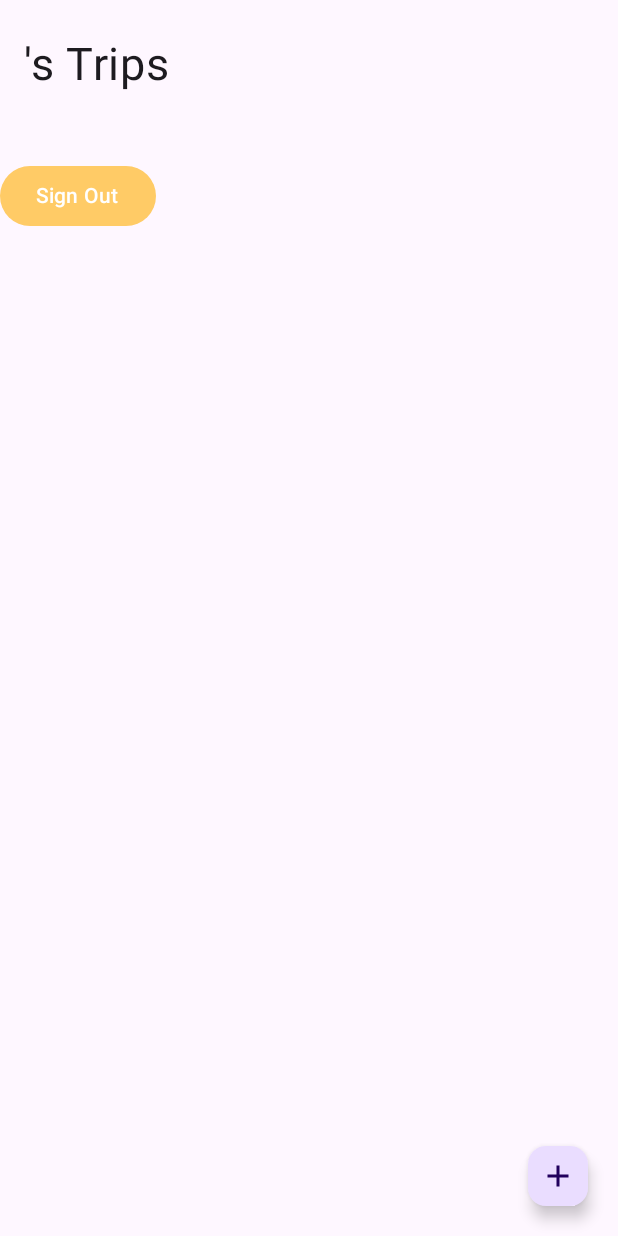
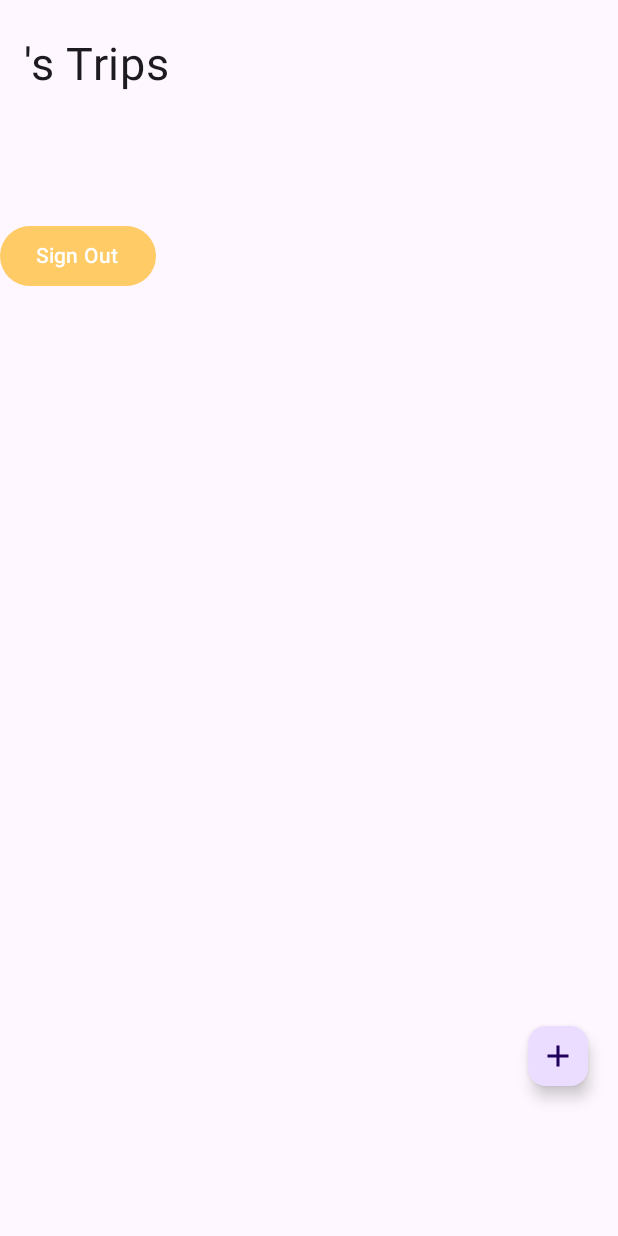
Before and after one commit to mashrurchowdhury/TripWise, an Android app built with Jetpack Compose: the DashboardScreen screen opened through its navigation route, on a phone screen of 412 x 824 dp. Run offline under Robolectric (Android 15) with nearby library versions, the phone set to English and light mode, and no system bars; our stand-ins replace Dagger/Hilt's generated code, Firebase (no records; nobody signed in at launch, a user with empty details on screens opened directly).

Commit message:
fix padding on screens, make room for bottom nav bar

```diff
--- a/app/src/main/java/com/example/tripwise/ui/screens/DashboardScreen.kt
+++ b/app/src/main/java/com/example/tripwise/ui/screens/DashboardScreen.kt
@@ -43,16 +43,18 @@ fun DashboardScreen(
     }
 
     Scaffold(
+        modifier = modifier,
         floatingActionButton = {
             SmallFloatingActionButton(
+                modifier = modifier,
                 onClick = { navController.navigate("add-edit?editMode=false") }
             ) {
                 Icon(Icons.Filled.Add, "Add a new trip.")
             }
-        },
-        content = {
+        }
+    ) {
         Column(
-                modifier = modifier.fillMaxSize(),
+            modifier = modifier,
             horizontalAlignment = Alignment.Start
         ) {
             Text(
@@ -83,5 +85,4 @@ fun DashboardScreen(
             }
         }
     }
-    )
 }
--- a/app/src/main/java/com/example/tripwise/ui/screens/MapScreen.kt
+++ b/app/src/main/java/com/example/tripwise/ui/screens/MapScreen.kt
@@ -17,7 +17,6 @@ fun MapScreen(
         GoogleMap(
             modifier = modifier.fillMaxWidth(),
             onMapLoaded = { isMapLoaded = true },
-            contentPadding = PaddingValues(bottom = 72.dp),
         )
     }
 }
```
Also changed, not shown: app/src/main/java/com/example/tripwise/ui/navigation/AppNavigation.kt (+16 -10 lines). Lines whose indentation alone changed are shown as unchanged.
